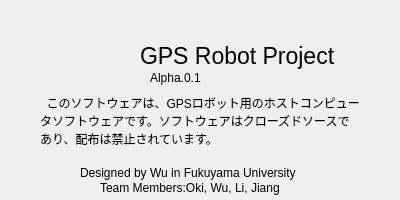
The window that windows/AboutSoftware.ui (JamesXiaoMo/GPSRobotProject) describes before a commit, drawn with Qt 5.
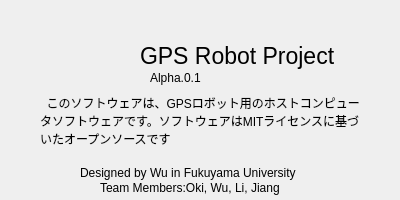
The same window after the commit. Icons and pictures are not drawn.

```diff
--- a/windows/AboutSoftware.ui
+++ b/windows/AboutSoftware.ui
@@ -93,7 +93,7 @@
     </rect>
    </property>
    <property name="text">
-    <string>  このソフトウェアは、GPSロボット用のホストコンピュータソフトウェアです。ソフトウェアはクローズドソースであり、配布は禁止されています。</string>
+    <string>  このソフトウェアは、GPSロボット用のホストコンピュータソフトウェアです。ソフトウェアはMITライセンスに基づいたオープンソースです</string>
    </property>
    <property name="wordWrap">
     <bool>true</bool>
```
